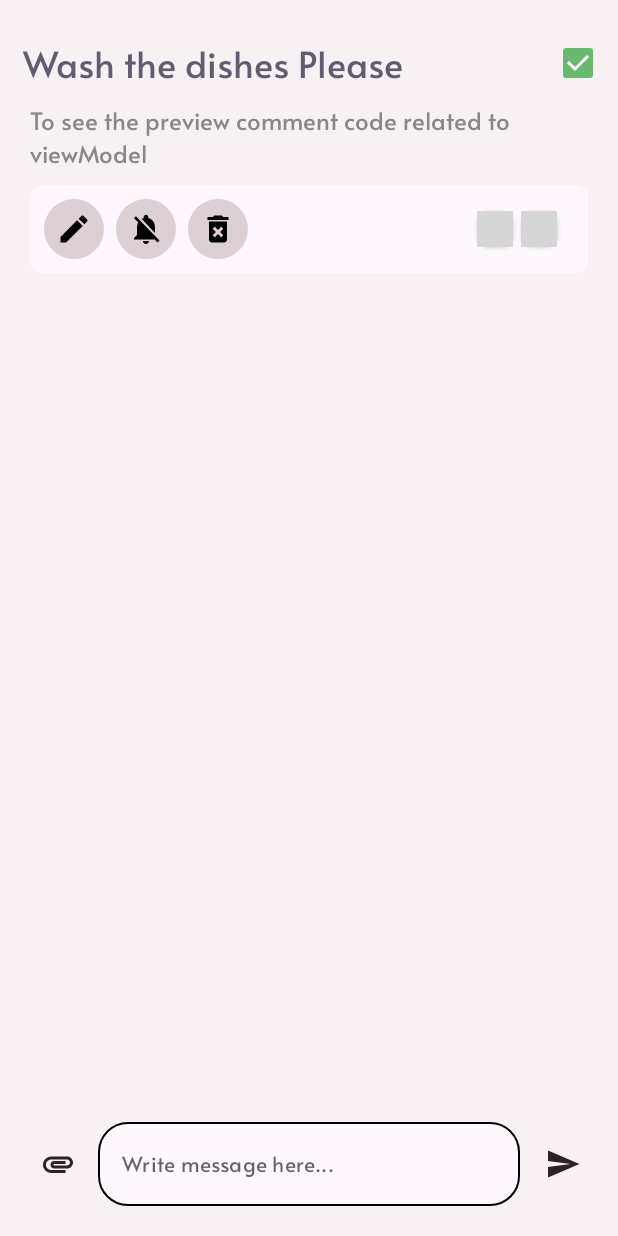
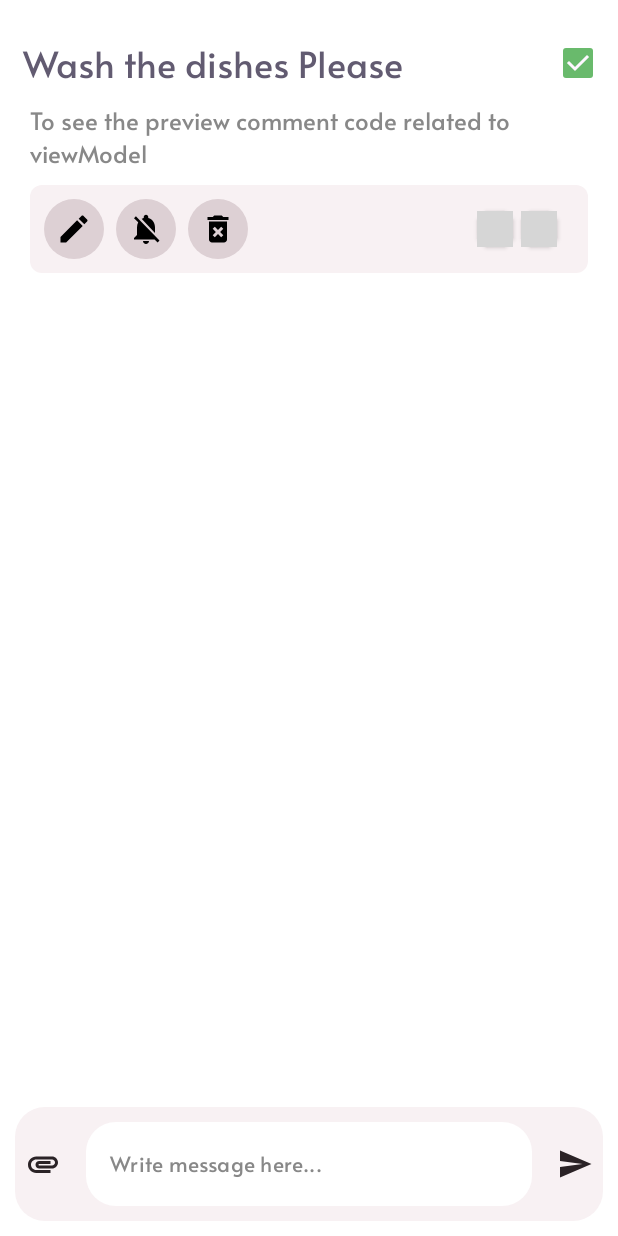
Before and after one commit to baljeet808/DoTooAndroid, an Android app built with Jetpack Compose: the @Preview function PreviewChatView, on a phone screen of 412 x 824 dp. Run offline under Robolectric (Android 15) with nearby library versions, the phone set to English and light mode, and no system bars; libraries missing offline, so code that uses them is left out: com.ramcosta.composedestinations; pictures from the network do not load; grey boxes are pictures that could not be loaded.

Commit message:
message box design change

```diff
--- a/app/src/main/java/com/baljeet/youdotoo/ui/chat/ChatView.kt
+++ b/app/src/main/java/com/baljeet/youdotoo/ui/chat/ChatView.kt
@@ -43,8 +43,7 @@ fun ChatView(
 
     Column(
         modifier = Modifier
-            .fillMaxSize()
-            .background(color = getCardColor()),
+            .fillMaxSize(),
         verticalArrangement = Arrangement.SpaceBetween
     ) {
 
--- a/app/src/main/java/com/baljeet/youdotoo/ui/chat/DoTooHelperCard.kt
+++ b/app/src/main/java/com/baljeet/youdotoo/ui/chat/DoTooHelperCard.kt
@@ -19,6 +19,7 @@ import androidx.compose.ui.draw.shadow
 import androidx.compose.ui.unit.dp
 import com.baljeet.youdotoo.models.DoTooWithProfiles
 import com.baljeet.youdotoo.shared.views.profilesLazyRow
+import com.baljeet.youdotoo.ui.theme.getCardColor
 import com.baljeet.youdotoo.ui.theme.getOnCardColor
 import com.baljeet.youdotoo.ui.theme.getTextColor
 
@@ -30,7 +31,7 @@ fun DoTooHelperCard(doToo: DoTooWithProfiles) {
             modifier = Modifier
                 .shadow(elevation = 0.dp, shape = RoundedCornerShape(8.dp))
                 .background(
-                    color = MaterialTheme.colorScheme.background,
+                    color = getCardColor(),
                     shape = RoundedCornerShape(8.dp)
                 )
                 .fillMaxWidth()
--- a/app/src/main/java/com/baljeet/youdotoo/ui/chat/MessageBoxView.kt
+++ b/app/src/main/java/com/baljeet/youdotoo/ui/chat/MessageBoxView.kt
@@ -2,6 +2,7 @@ package com.baljeet.youdotoo.ui.chat
 
 import androidx.compose.foundation.background
 import androidx.compose.foundation.border
+import androidx.compose.foundation.isSystemInDarkTheme
 import androidx.compose.foundation.layout.*
 import androidx.compose.foundation.shape.RoundedCornerShape
 import androidx.compose.foundation.text.KeyboardActions
@@ -22,9 +23,7 @@ import androidx.compose.ui.tooling.preview.Preview
 import androidx.compose.ui.unit.dp
 import androidx.compose.ui.unit.sp
 import com.baljeet.youdotoo.shared.styles.Nunito
-import com.baljeet.youdotoo.ui.theme.getCardColor
-import com.baljeet.youdotoo.ui.theme.getOppositeOnCardColor
-import com.baljeet.youdotoo.ui.theme.getTextColor
+import com.baljeet.youdotoo.ui.theme.*
 
 /**
  * Updated by Baljeet singh on 18th June, 2023
@@ -41,17 +40,17 @@ fun MessageBoxView(
     Column(
         modifier = Modifier
             .fillMaxWidth()
-            .padding(10.dp),
+            .padding(10.dp)
+            .background(
+                color = getCardColor(),
+                shape = RoundedCornerShape(20.dp)
+            )
     ) {
 
         Row(
             modifier = Modifier
                 .fillMaxWidth()
-                .background(
-                    color = getCardColor(),
-                    shape = RoundedCornerShape(20.dp)
-                )
-                .padding(10.dp),
+                .padding(top = 10.dp, bottom = 10.dp),
             horizontalArrangement = Arrangement.spacedBy(10.dp),
             verticalAlignment = Alignment.CenterVertically
         ) {
@@ -74,13 +73,15 @@ fun MessageBoxView(
                 },
                 textStyle = TextStyle(
                     fontFamily = FontFamily(Nunito.Normal.font),
-                    fontSize = 14.sp
+                    fontSize = 16.sp,
+                    color = getTextColor()
                 ),
                 placeholder = {
                     Text(
                         text = "Write message here...",
                         fontFamily = FontFamily(Nunito.Normal.font),
-                        fontSize = 14.sp
+                        fontSize = 14.sp,
+                        color = Color.Gray
                     )
                 },
                 keyboardOptions = KeyboardOptions(
@@ -93,19 +94,13 @@ fun MessageBoxView(
                 ),
                 maxLines = 5,
                 modifier = Modifier
-                    .border(
-                        width = 1.dp,
-                        shape = RoundedCornerShape(20.dp),
-                        brush = Brush.linearGradient(
-                            colors = listOf(
-                                getTextColor(),
-                                getTextColor()
-                            )
-                        )
-                    )
                     .weight(0.8F),
                 colors = TextFieldDefaults.textFieldColors(
-                    backgroundColor = androidx.compose.material3.MaterialTheme.colorScheme.background,
+                    backgroundColor = if (isSystemInDarkTheme()) {
+                        DotooDarkerGray
+                    } else {
+                        Color.White
+                    },
                     focusedIndicatorColor = Color.Transparent,
                     disabledIndicatorColor = Color.Transparent,
                     errorIndicatorColor = Color.Transparent,
--- a/app/src/main/java/com/baljeet/youdotoo/ui/theme/Color.kt
+++ b/app/src/main/java/com/baljeet/youdotoo/ui/theme/Color.kt
@@ -12,6 +12,7 @@ val DotooBlue = Color(0xFF3278F9)
 val DotooHalfTransparentBlue = Color(0x553278F9)
 val DotooGreen = Color(0xFF69BA6C)
 val DotooHalfTransparentGreen = Color(0x5569BA6C)
+val DotooDarkerGray = Color(0xFF1D1D1D)
 val DotooDarkGray = Color(0xFF2E2E30)
 val OnDotooDarkGray = Color(0xFF2B2326)
 val DotooGray = Color(0xFFF8F1F3)
```
